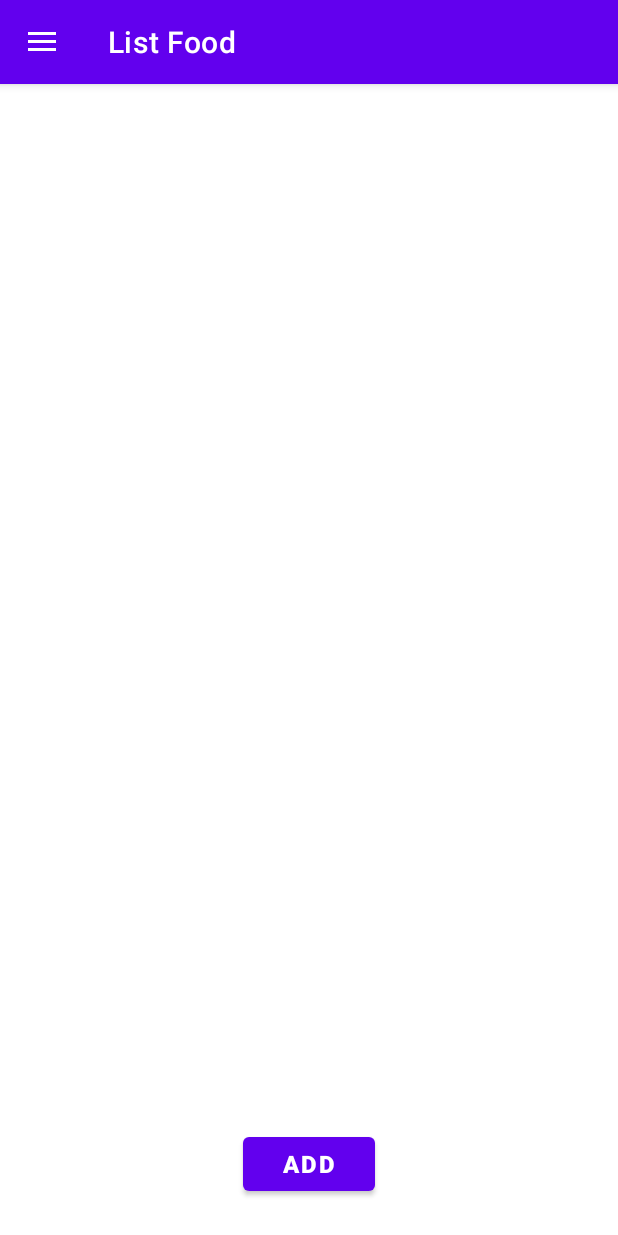
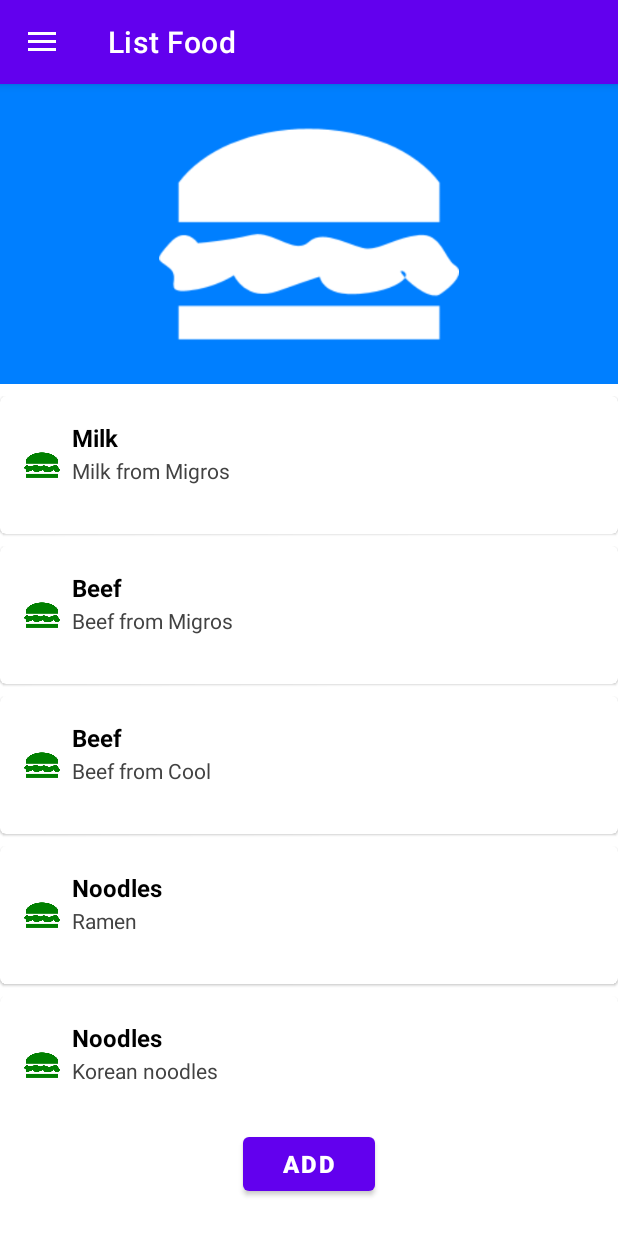
Before and after one commit to kennethjpaul/FoodTracker, an Android app: the ListFoodFragment screen opened through its navigation route, on a phone screen of 412 x 824 dp. Run offline under Robolectric (Android 15) with nearby library versions, the phone set to English and light mode, and no system bars; our stand-ins replace data binding, navigation-ui.

Commit message:
Function + UI : Implemented the recyclerview for food item. Created the page for selecting the food item

```diff
--- /dev/null
+++ b/app/src/main/java/com/kinetx/foodtracker/dataclass/FoodItemData.kt
@@ -0,0 +1,7 @@
+package com.kinetx.foodtracker.dataclass
+
+data class FoodItemData(
+    val foodId: Long,
+    val foodName: String,
+    val foodDesc: String
+)
--- a/app/src/main/java/com/kinetx/foodtracker/fragment/ListFoodFragment.kt
+++ b/app/src/main/java/com/kinetx/foodtracker/fragment/ListFoodFragment.kt
@@ -8,13 +8,15 @@ import android.view.ViewGroup
 import androidx.databinding.DataBindingUtil
 import androidx.lifecycle.ViewModelProvider
 import androidx.navigation.findNavController
+import androidx.recyclerview.widget.LinearLayoutManager
 import com.kinetx.foodtracker.R
 import com.kinetx.foodtracker.databinding.FragmentListFoodBinding
+import com.kinetx.foodtracker.recyclerview.FoodItemR
 import com.kinetx.foodtracker.viewmodel.ListFoodVM
 import com.kinetx.foodtracker.viewmodelfactory.ListFoodVMF
 
 
-class ListFoodFragment : Fragment() {
+class ListFoodFragment : Fragment(), FoodItemR.OnSelectFoodItem {
 
     private lateinit var binding : FragmentListFoodBinding
     private lateinit var viewModel : ListFoodVM
@@ -34,12 +36,32 @@ class ListFoodFragment : Fragment() {
         binding.lifecycleOwner = viewLifecycleOwner
 
 
+        val adapter = FoodItemR(this)
+        binding.listFoodRecycler.layoutManager = LinearLayoutManager(context)
+        binding.listFoodRecycler.setHasFixedSize(true)
+        binding.listFoodRecycler.adapter = adapter
+
+
         binding.listFoodBtn.setOnClickListener()
         {
             view?.findNavController()?.navigate(ListFoodFragmentDirections.actionListFoodFragmentToModifyFoodFragment(-1L))
         }
-        // Inflate the layout for this fragment
+
+
+        viewModel.foodList.observe(viewLifecycleOwner)
+        {
+            adapter.setData(it)
+        }
+
+
         return binding.root
     }
 
+    override fun onSelectFoodItemClick(position: Int) {
+
+        val foodId = viewModel.foodList.value?.get(position)!!.foodId
+        view?.findNavController()?.navigate(ListFoodFragmentDirections.actionListFoodFragmentToModifyFoodFragment(foodId))
+
+    }
+
 }
--- a/app/src/main/java/com/kinetx/foodtracker/fragment/ModifyFoodLogFragment.kt
+++ b/app/src/main/java/com/kinetx/foodtracker/fragment/ModifyFoodLogFragment.kt
@@ -7,6 +7,7 @@ import android.view.View
 import android.view.ViewGroup
 import androidx.databinding.DataBindingUtil
 import androidx.lifecycle.ViewModelProvider
+import androidx.navigation.findNavController
 import com.kinetx.foodtracker.R
 import com.kinetx.foodtracker.databinding.FragmentModifyFoodLogBinding
 import com.kinetx.foodtracker.viewmodel.ModifyFoodLogVM
@@ -36,6 +37,11 @@ class ModifyFoodLogFragment : Fragment() {
         binding.lifecycleOwner = viewLifecycleOwner
 
 
+        binding.modifyFoodLogSelectedEdit.setOnClickListener()
+        {
+            view?.findNavController()?.navigate(ModifyFoodLogFragmentDirections.actionModifyFoodLogFragmentToSelectFoodFragment())
+        }
+
         binding.modifyFoodLogDate.setOnClickListener()
         {
             viewModel.datePick(it)
--- /dev/null
+++ b/app/src/main/java/com/kinetx/foodtracker/fragment/SelectFoodFragment.kt
@@ -0,0 +1,39 @@
+package com.kinetx.foodtracker.fragment
+
+import android.os.Bundle
+import androidx.fragment.app.Fragment
+import android.view.LayoutInflater
+import android.view.View
+import android.view.ViewGroup
+import androidx.databinding.DataBindingUtil
+import androidx.lifecycle.ViewModelProvider
+import com.kinetx.foodtracker.R
+import com.kinetx.foodtracker.databinding.FragmentSelectFoodBinding
+import com.kinetx.foodtracker.viewmodel.SelectFoodVM
+import com.kinetx.foodtracker.viewmodelfactory.SelectFoodVMF
+
+
+class SelectFoodFragment : Fragment() {
+
+    private lateinit var binding : FragmentSelectFoodBinding
+    private lateinit var viewModel : SelectFoodVM
+
+    override fun onCreateView(
+        inflater: LayoutInflater, container: ViewGroup?,
+        savedInstanceState: Bundle?
+    ): View? {
+
+        val application = requireNotNull(this.activity).application
+        val viewModelFactory = SelectFoodVMF(application)
+
+        binding = DataBindingUtil.inflate(inflater,R.layout.fragment_select_food,container,false)
+        viewModel = ViewModelProvider(this,viewModelFactory)[SelectFoodVM::class.java]
+
+        binding.selectFoodVM = viewModel
+        binding.lifecycleOwner = viewLifecycleOwner
+
+        // Inflate the layout for this fragment
+        return binding.root
+    }
+
+}
--- /dev/null
+++ b/app/src/main/java/com/kinetx/foodtracker/recyclerview/FoodItemR.kt
@@ -0,0 +1,62 @@
+package com.kinetx.foodtracker.recyclerview
+
+import android.view.LayoutInflater
+import android.view.View
+import android.view.ViewGroup
+import android.widget.TextView
+import androidx.recyclerview.widget.RecyclerView
+import com.kinetx.foodtracker.R
+import com.kinetx.foodtracker.dataclass.FoodItemData
+import com.kinetx.foodtracker.dataclass.FoodLogItemData
+
+class FoodItemR(val listener: OnSelectFoodItem): RecyclerView.Adapter<FoodItemR.MyViewHolder>() {
+
+    private var _list = emptyList<FoodItemData>()
+
+    interface OnSelectFoodItem {
+        fun onSelectFoodItemClick(position: Int)
+    }
+
+    inner class MyViewHolder(itemView: View): RecyclerView.ViewHolder(itemView), View.OnClickListener  {
+
+        val foodName : TextView = itemView.findViewById(R.id.r_food_item_name)
+        val foodDesc : TextView = itemView.findViewById(R.id.r_food_item_desc)
+
+        init {
+            itemView.setOnClickListener(this)
+        }
+
+
+        override fun onClick(v: View?) {
+            val position = adapterPosition
+            if(position!=RecyclerView.NO_POSITION)
+            {
+                listener.onSelectFoodItemClick(position)
+            }
+        }
+
+    }
+
+    override fun onCreateViewHolder(parent: ViewGroup, viewType: Int): MyViewHolder {
+        val itemView = LayoutInflater.from(parent.context).inflate(R.layout.r_food_item,parent,false)
+        return MyViewHolder(itemView)
+    }
+
+    override fun onBindViewHolder(holder: MyViewHolder, position: Int) {
+        val currentItem = _list[position]
+
+        holder.foodName.text = currentItem.foodName
+        holder.foodDesc.text = currentItem.foodDesc
+
+    }
+
+    override fun getItemCount(): Int {
+        return _list.size
+    }
+
+    fun setData( c : List<FoodItemData>)
+    {
+        this._list = c
+        notifyDataSetChanged()
+    }
+}
--- a/app/src/main/java/com/kinetx/foodtracker/viewmodel/ListFoodVM.kt
+++ b/app/src/main/java/com/kinetx/foodtracker/viewmodel/ListFoodVM.kt
@@ -2,6 +2,34 @@ package com.kinetx.foodtracker.viewmodel
 
 import android.app.Application
 import androidx.lifecycle.AndroidViewModel
+import androidx.lifecycle.LiveData
+import androidx.lifecycle.MutableLiveData
+import com.kinetx.foodtracker.dataclass.FoodItemData
 
 class ListFoodVM(application: Application): AndroidViewModel(application) {
+
+
+    private val _foodList = MutableLiveData<List<FoodItemData>>()
+    val foodList : LiveData<List<FoodItemData>>
+        get() = _foodList
+
+
+
+    init {
+
+        val tmp : ArrayList<FoodItemData> = ArrayList()
+
+        tmp.add(FoodItemData(1L,"Milk","Milk from Migros"))
+        tmp.add(FoodItemData(1L,"Beef","Beef from Migros"))
+        tmp.add(FoodItemData(1L,"Beef","Beef from Cool"))
+        tmp.add(FoodItemData(1L,"Noodles","Ramen"))
+        tmp.add(FoodItemData(1L,"Noodles","Korean noodles"))
+        tmp.add(FoodItemData(1L,"Protein powder","Whey protein Optimum"))
+        tmp.add(FoodItemData(1L,"Rice","Basmati"))
+
+        _foodList.value = tmp
+
+    }
+
+
 }
--- /dev/null
+++ b/app/src/main/java/com/kinetx/foodtracker/viewmodel/SelectFoodVM.kt
@@ -0,0 +1,7 @@
+package com.kinetx.foodtracker.viewmodel
+
+import android.app.Application
+import androidx.lifecycle.AndroidViewModel
+
+class SelectFoodVM(application: Application): AndroidViewModel(application) {
+}
--- /dev/null
+++ b/app/src/main/java/com/kinetx/foodtracker/viewmodelfactory/SelectFoodVMF.kt
@@ -0,0 +1,17 @@
+package com.kinetx.foodtracker.viewmodelfactory
+
+import android.app.Application
+import androidx.lifecycle.ViewModel
+import androidx.lifecycle.ViewModelProvider
+import com.kinetx.foodtracker.viewmodel.SelectFoodVM
+
+class SelectFoodVMF(val application: Application): ViewModelProvider.Factory {
+    @Suppress("unchecked_cast")
+    override fun <T : ViewModel> create(modelClass: Class<T>): T {
+        if (modelClass.isAssignableFrom(SelectFoodVM::class.java))
+        {
+            return SelectFoodVM(application) as T
+        }
+        throw IllegalArgumentException("SelectFoodVMF: Unknown view model")
+    }
+}
--- a/app/src/main/res/layout/fragment_list_food.xml
+++ b/app/src/main/res/layout/fragment_list_food.xml
@@ -14,12 +14,27 @@
         android:layout_height="match_parent"
         tools:context=".fragment.ListFoodFragment">
 
-        <androidx.recyclerview.widget.RecyclerView
+        <ImageView
+            android:id="@+id/list_food_header"
             android:layout_width="match_parent"
-            android:layout_height="wrap_content"
+            android:layout_height="200dp"
+            android:background="@color/azure"
+            android:src="@drawable/food"
             app:layout_constraintEnd_toEndOf="parent"
             app:layout_constraintStart_toStartOf="parent"
             app:layout_constraintTop_toTopOf="parent" />
+
+        <androidx.recyclerview.widget.RecyclerView
+            android:id="@+id/list_food_recycler"
+            android:layout_width="match_parent"
+            android:layout_height="0dp"
+            android:layout_marginTop="8dp"
+            app:layout_constraintBottom_toTopOf="@+id/list_food_btn"
+            app:layout_constraintEnd_toEndOf="parent"
+            app:layout_constraintHorizontal_bias="0.0"
+            app:layout_constraintStart_toStartOf="parent"
+            app:layout_constraintTop_toBottomOf="@+id/list_food_header"
+            app:layout_constraintVertical_bias="0.0" />
 
         <Button
             android:id="@+id/list_food_btn"
--- /dev/null
+++ b/app/src/main/res/layout/fragment_select_food.xml
@@ -0,0 +1,23 @@
+<?xml version="1.0" encoding="utf-8"?>
+<layout xmlns:android="http://schemas.android.com/apk/res/android"
+    xmlns:tools="http://schemas.android.com/tools">
+
+    <data>
+        <variable
+            name="selectFoodVM"
+            type="com.kinetx.foodtracker.viewmodel.SelectFoodVM" />
+    </data>
+
+    <FrameLayout
+        android:layout_width="match_parent"
+        android:layout_height="match_parent"
+        tools:context=".fragment.SelectFoodFragment">
+
+        <!-- TODO: Update blank fragment layout -->
+        <TextView
+            android:layout_width="match_parent"
+            android:layout_height="match_parent"
+            android:text="@string/hello_blank_fragment" />
+
+    </FrameLayout>
+</layout>
--- /dev/null
+++ b/app/src/main/res/layout/r_food_item.xml
@@ -0,0 +1,62 @@
+<?xml version="1.0" encoding="utf-8"?>
+<androidx.constraintlayout.widget.ConstraintLayout xmlns:android="http://schemas.android.com/apk/res/android"
+    xmlns:app="http://schemas.android.com/apk/res-auto"
+    xmlns:tools="http://schemas.android.com/tools"
+    android:layout_width="match_parent"
+    android:layout_height="100dp">
+
+    <com.google.android.material.card.MaterialCardView
+        app:cardBackgroundColor="@color/white"
+        android:layout_width="match_parent"
+        android:layout_height="match_parent"
+        android:layout_marginBottom="8dp">
+        <androidx.constraintlayout.widget.ConstraintLayout
+            android:layout_width="match_parent"
+            android:layout_height="match_parent"
+            android:padding="16dp">
+
+            <ImageView
+                android:id="@+id/r_food_item_icon"
+                android:layout_width="24dp"
+                android:layout_height="24dp"
+                android:background="@drawable/food"
+                android:backgroundTint="@color/ao"
+                app:layout_constraintBottom_toBottomOf="parent"
+                app:layout_constraintStart_toStartOf="parent"
+                app:layout_constraintTop_toTopOf="parent" />
+
+            <TextView
+                android:id="@+id/r_food_item_name"
+                android:layout_width="0dp"
+                android:layout_height="24dp"
+                android:layout_marginStart="8dp"
+                android:ellipsize="end"
+                android:gravity="center_vertical"
+                android:maxLines="1"
+                android:text="@string/food_name"
+                android:textColor="@color/black"
+                android:textSize="16sp"
+                android:textStyle="bold"
+                app:layout_constraintEnd_toEndOf="parent"
+                app:layout_constraintHorizontal_bias="0.0"
+                app:layout_constraintStart_toEndOf="@+id/r_food_item_icon"
+                app:layout_constraintTop_toTopOf="parent" />
+
+            <TextView
+                android:id="@+id/r_food_item_desc"
+                android:layout_width="0dp"
+                android:layout_height="wrap_content"
+                android:layout_marginStart="8dp"
+                android:ellipsize="end"
+                android:maxLines="2"
+                android:text="@string/lorem_ipsum"
+                android:textColor="@color/black_700"
+                android:textSize="14sp"
+                app:layout_constraintEnd_toEndOf="parent"
+                app:layout_constraintHorizontal_bias="0.0"
+                app:layout_constraintStart_toEndOf="@+id/r_food_item_icon"
+                app:layout_constraintTop_toBottomOf="@+id/r_food_item_name" />
+        </androidx.constraintlayout.widget.ConstraintLayout>
+
+    </com.google.android.material.card.MaterialCardView>
+</androidx.constraintlayout.widget.ConstraintLayout>
--- a/app/src/main/res/navigation/main_nav.xml
+++ b/app/src/main/res/navigation/main_nav.xml
@@ -54,6 +54,9 @@
         <argument
             android:name="foodType"
             app:argType="com.kinetx.foodtracker.enums.FoodType" />
+        <action
+            android:id="@+id/action_modifyFoodLogFragment_to_selectFoodFragment"
+            app:destination="@id/selectFoodFragment" />
     </fragment>
     <fragment
         android:id="@+id/modifyFoodFragment"
@@ -63,4 +66,8 @@
             android:name="foodId"
             app:argType="long" />
     </fragment>
+    <fragment
+        android:id="@+id/selectFoodFragment"
+        android:name="com.kinetx.foodtracker.fragment.SelectFoodFragment"
+        android:label="SelectFoodFragment" />
 </navigation>
--- a/app/src/main/res/values/strings.xml
+++ b/app/src/main/res/values/strings.xml
@@ -57,4 +57,5 @@
     <string name="add">Add</string>
     <string name="food_details">Food Details</string>
     <string name="g">g</string>
+    <string name="lorem_ipsum">Lorem ipsum dolor sit amet, consectetur adipiscing elit, sed do eiusmod tempor incididunt ut labore et dolore magna aliqua. Sed adipiscing diam donec adipiscing. Mi quis hendrerit dolor magna eget. Aliquam etiam erat velit scelerisque in dictum. Commodo ullamcorper a lacus vestibulum sed</string>
 </resources>
--- a/app/src/main/res/values/styles.xml
+++ b/app/src/main/res/values/styles.xml
@@ -69,7 +69,7 @@
         <item name="android:layout_width">wrap_content</item>
         <item name="android:layout_height">wrap_content</item>
         <item name="android:minWidth">50dp</item>
-        <item name="android:textSize">12sp</item>
+        <item name="android:textSize">14sp</item>
         <item name="android:maxLines">1</item>
         <item name="android:textStyle">bold</item>
         <item name="android:inputType">numberDecimal</item>
@@ -84,7 +84,7 @@
         <item name="android:layout_width">wrap_content</item>
         <item name="android:layout_height">wrap_content</item>
         <item name="android:minWidth">50dp</item>
-        <item name="android:textSize">14sp</item>
+        <item name="android:textSize">12sp</item>
         <item name="android:maxLines">1</item>
         <item name="android:inputType">numberDecimal</item>
         <item name="android:textColorHint">@color/black</item>
```
